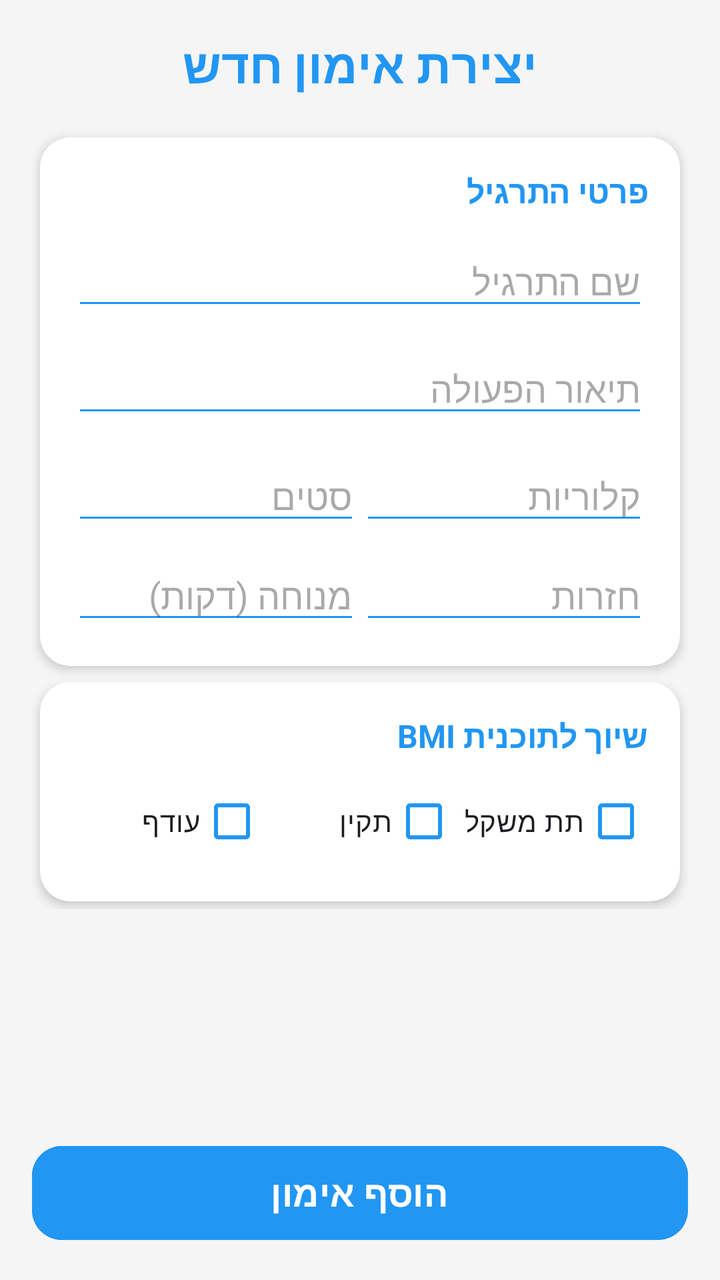
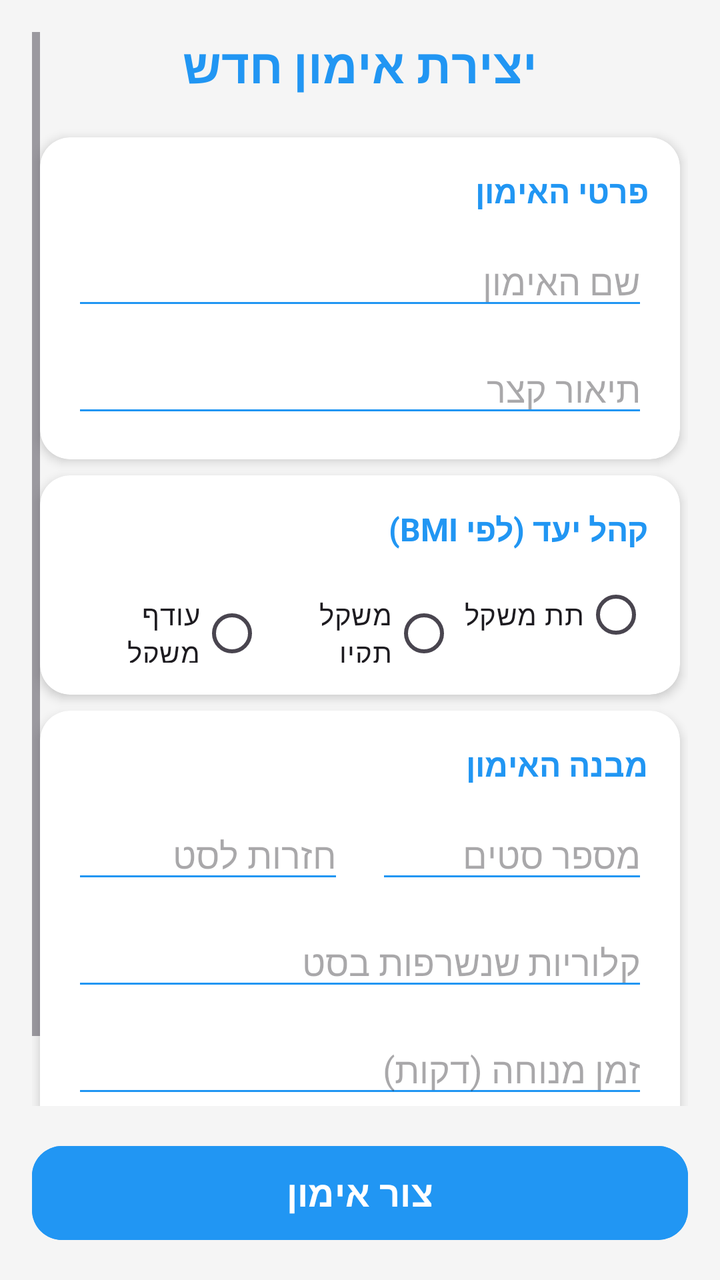

The first picture is an Android layout as it rendered before a commit; the second is the same layout after the commit. The layout source and the unified diff follow.
<!-- AndroidManifest.xml: application theme Theme.FitCoach -->
<!-- res/layout/activity_workout_creation.xml -->
<?xml version="1.0" encoding="utf-8"?>
<RelativeLayout xmlns:android="http://schemas.android.com/apk/res/android"
    xmlns:app="http://schemas.android.com/apk/res-auto"
    android:layout_width="match_parent"
    android:layout_height="match_parent"
    android:background="#F5F5F5"
    android:layoutDirection="rtl">

    <ScrollView
        android:layout_width="match_parent"
        android:layout_height="match_parent"
        android:layout_above="@id/btn_add_workout"
        android:padding="16dp"
        android:clipToPadding="false">

        <LinearLayout
            android:layout_width="match_parent"
            android:layout_height="wrap_content"
            android:orientation="vertical">

            <TextView
                android:layout_width="wrap_content"
                android:layout_height="wrap_content"
                android:text="יצירת אימון חדש"
                android:textColor="#2196F3"
                android:textSize="24sp"
                android:textStyle="bold"
                android:layout_gravity="center"
                android:layout_marginBottom="16dp"/>

            <androidx.cardview.widget.CardView
                android:layout_width="match_parent"
                android:layout_height="wrap_content"
                android:layout_margin="4dp"
                app:cardCornerRadius="15dp"
                app:cardElevation="3dp">

                <LinearLayout
                    android:layout_width="match_parent"
                    android:layout_height="wrap_content"
                    android:orientation="vertical"
                    android:padding="16dp">

                    <TextView
                        android:layout_width="wrap_content"
                        android:layout_height="wrap_content"
                        android:text="פרטי התרגיל"
                        android:textStyle="bold"
                        android:textSize="16sp"
                        android:textColor="#2196F3"
                        android:layout_marginBottom="12dp"/>

                    <EditText android:id="@+id/et_name" android:layout_width="match_parent" android:layout_height="wrap_content" android:hint="שם התרגיל" android:backgroundTint="#2196F3" android:layout_marginBottom="12dp"/>
                    <EditText android:id="@+id/et_desc" android:layout_width="match_parent" android:layout_height="wrap_content" android:hint="תיאור הפעולה" android:backgroundTint="#2196F3" android:layout_marginBottom="12dp"/>

                    <LinearLayout android:layout_width="match_parent" android:layout_height="wrap_content" android:orientation="horizontal">
                        <EditText android:id="@+id/et_cal" android:layout_width="0dp" android:layout_height="wrap_content" android:layout_weight="1" android:hint="קלוריות" android:inputType="number" android:backgroundTint="#2196F3"/>
                        <EditText android:id="@+id/et_sets" android:layout_width="0dp" android:layout_height="wrap_content" android:layout_weight="1" android:hint="סטים" android:inputType="number" android:backgroundTint="#2196F3"/>
                    </LinearLayout>

                    <LinearLayout android:layout_width="match_parent" android:layout_height="wrap_content" android:orientation="horizontal" android:layout_marginTop="8dp">
                        <EditText android:id="@+id/et_reps" android:layout_width="0dp" android:layout_height="wrap_content" android:layout_weight="1" android:hint="חזרות" android:inputType="number" android:backgroundTint="#2196F3"/>
                        <EditText android:id="@+id/et_rest" android:layout_width="0dp" android:layout_height="wrap_content" android:layout_weight="1" android:hint="מנוחה (דקות)" android:inputType="numberDecimal" android:backgroundTint="#2196F3"/>
                    </LinearLayout>
                </LinearLayout>
            </androidx.cardview.widget.CardView>

            <androidx.cardview.widget.CardView
                android:layout_width="match_parent"
                android:layout_height="wrap_content"
                android:layout_margin="4dp"
                android:layout_marginTop="12dp"
                app:cardCornerRadius="15dp"
                app:cardElevation="3dp">

                <LinearLayout
                    android:layout_width="match_parent"
                    android:layout_height="wrap_content"
                    android:orientation="vertical"
                    android:padding="16dp">

                    <TextView
                        android:layout_width="wrap_content"
                        android:layout_height="wrap_content"
                        android:text="שיוך לתוכנית BMI"
                        android:textStyle="bold"
                        android:textSize="16sp"
                        android:textColor="#2196F3"
                        android:layout_marginBottom="8dp"/>

                    <LinearLayout
                        android:layout_width="match_parent"
                        android:layout_height="wrap_content"
                        android:orientation="horizontal">
                        <CheckBox android:id="@+id/cb_under" android:layout_width="0dp" android:layout_height="wrap_content" android:layout_weight="1" android:text="תת משקל" android:buttonTint="#2196F3"/>
                        <CheckBox android:id="@+id/cb_normal" android:layout_width="0dp" android:layout_height="wrap_content" android:layout_weight="1" android:text="תקין" android:buttonTint="#2196F3"/>
                        <CheckBox android:id="@+id/cb_over" android:layout_width="0dp" android:layout_height="wrap_content" android:layout_weight="1" android:text="עודף" android:buttonTint="#2196F3"/>
                    </LinearLayout>
                </LinearLayout>
            </androidx.cardview.widget.CardView>
        </LinearLayout>
    </ScrollView>

    <Button
        android:id="@+id/btn_add_workout"
        android:layout_width="match_parent"
        android:layout_height="55dp"
        android:layout_alignParentBottom="true"
        android:layout_margin="16dp"
        android:text="הוסף אימון"
        android:backgroundTint="#2196F3"
        android:textColor="@android:color/white"
        android:textStyle="bold"
        android:textSize="18sp"
        app:cornerRadius="15dp"/>

</RelativeLayout>
<!-- resources referenced by this layout -->
<resources>
  <style name="Theme.FitCoach" parent="Base.Theme.FitCoach" />
  <style name="Base.Theme.FitCoach" parent="Theme.Material3.DayNight.NoActionBar">
          
          
      </style>
</resources>

<!-- the commit's change to res/layout/activity_workout_creation.xml (unified diff, before → after) -->
@@ -9,9 +9,9 @@
     <ScrollView
         android:layout_width="match_parent"
         android:layout_height="match_parent"
-        android:layout_above="@id/btn_add_workout"
-        android:padding="16dp"
-        android:clipToPadding="false">
+        android:layout_above="@+id/btn_create_workout"
+        android:clipToPadding="false"
+        android:padding="16dp">
 
         <LinearLayout
             android:layout_width="match_parent"
@@ -21,13 +21,14 @@
             <TextView
                 android:layout_width="wrap_content"
                 android:layout_height="wrap_content"
+                android:layout_gravity="center"
+                android:layout_marginBottom="16dp"
                 android:text="יצירת אימון חדש"
                 android:textColor="#2196F3"
                 android:textSize="24sp"
-                android:textStyle="bold"
-                android:layout_gravity="center"
-                android:layout_marginBottom="16dp"/>
-
+                android:textStyle="bold" />
+
+            
             <androidx.cardview.widget.CardView
                 android:layout_width="match_parent"
                 android:layout_height="wrap_content"
@@ -44,27 +45,31 @@
                     <TextView
                         android:layout_width="wrap_content"
                         android:layout_height="wrap_content"
-                        android:text="פרטי התרגיל"
-                        android:textStyle="bold"
+                        android:layout_marginBottom="12dp"
+                        android:text="פרטי האימון"
+                        android:textColor="#2196F3"
                         android:textSize="16sp"
-                        android:textColor="#2196F3"
-                        android:layout_marginBottom="12dp"/>
-
-                    <EditText android:id="@+id/et_name" android:layout_width="match_parent" android:layout_height="wrap_content" android:hint="שם התרגיל" android:backgroundTint="#2196F3" android:layout_marginBottom="12dp"/>
-                    <EditText android:id="@+id/et_desc" android:layout_width="match_parent" android:layout_height="wrap_content" android:hint="תיאור הפעולה" android:backgroundTint="#2196F3" android:layout_marginBottom="12dp"/>
-
-                    <LinearLayout android:layout_width="match_parent" android:layout_height="wrap_content" android:orientation="horizontal">
-                        <EditText android:id="@+id/et_cal" android:layout_width="0dp" android:layout_height="wrap_content" android:layout_weight="1" android:hint="קלוריות" android:inputType="number" android:backgroundTint="#2196F3"/>
-                        <EditText android:id="@+id/et_sets" android:layout_width="0dp" android:layout_height="wrap_content" android:layout_weight="1" android:hint="סטים" android:inputType="number" android:backgroundTint="#2196F3"/>
-                    </LinearLayout>
-
-                    <LinearLayout android:layout_width="match_parent" android:layout_height="wrap_content" android:orientation="horizontal" android:layout_marginTop="8dp">
-                        <EditText android:id="@+id/et_reps" android:layout_width="0dp" android:layout_height="wrap_content" android:layout_weight="1" android:hint="חזרות" android:inputType="number" android:backgroundTint="#2196F3"/>
-                        <EditText android:id="@+id/et_rest" android:layout_width="0dp" android:layout_height="wrap_content" android:layout_weight="1" android:hint="מנוחה (דקות)" android:inputType="numberDecimal" android:backgroundTint="#2196F3"/>
-                    </LinearLayout>
+                        android:textStyle="bold" />
+
+                    <EditText
+                        android:id="@+id/et_workout_name"
+                        android:layout_width="match_parent"
+                        android:layout_height="wrap_content"
+                        android:layout_marginBottom="12dp"
+                        android:backgroundTint="#2196F3"
+                        android:hint="שם האימון" />
+
+                    <EditText
+                        android:id="@+id/et_workout_description"
+                        android:layout_width="match_parent"
+                        android:layout_height="wrap_content"
+                        android:backgroundTint="#2196F3"
+                        android:hint="תיאור קצר" />
+
                 </LinearLayout>
             </androidx.cardview.widget.CardView>
 
+            
             <androidx.cardview.widget.CardView
                 android:layout_width="match_parent"
                 android:layout_height="wrap_content"
@@ -82,36 +87,129 @@
                     <TextView
                         android:layout_width="wrap_content"
                         android:layout_height="wrap_content"
-                        android:text="שיוך לתוכנית BMI"
-                        android:textStyle="bold"
+                        android:layout_marginBottom="8dp"
+                        android:text="קהל יעד (לפי BMI)"
+                        android:textColor="#2196F3"
                         android:textSize="16sp"
-                        android:textColor="#2196F3"
-                        android:layout_marginBottom="8dp"/>
-
-                    <LinearLayout
+                        android:textStyle="bold" />
+
+                    <RadioGroup
+                        android:id="@+id/rg_target_audience"
                         android:layout_width="match_parent"
                         android:layout_height="wrap_content"
                         android:orientation="horizontal">
-                        <CheckBox android:id="@+id/cb_under" android:layout_width="0dp" android:layout_height="wrap_content" android:layout_weight="1" android:text="תת משקל" android:buttonTint="#2196F3"/>
-                        <CheckBox android:id="@+id/cb_normal" android:layout_width="0dp" android:layout_height="wrap_content" android:layout_weight="1" android:text="תקין" android:buttonTint="#2196F3"/>
-                        <CheckBox android:id="@+id/cb_over" android:layout_width="0dp" android:layout_height="wrap_content" android:layout_weight="1" android:text="עודף" android:buttonTint="#2196F3"/>
-                    </LinearLayout>
+
+                        <RadioButton
+                            android:id="@+id/rb_underweight"
+                            android:layout_width="0dp"
+                            android:layout_height="wrap_content"
+                            android:layout_weight="1"
+                            android:text="תת משקל" />
+
+                        <RadioButton
+                            android:id="@+id/rb_normal_weight"
+                            android:layout_width="0dp"
+                            android:layout_height="wrap_content"
+                            android:layout_weight="1"
+                            android:text="משקל תקין" />
+
+                        <RadioButton
+                            android:id="@+id/rb_overweight"
+                            android:layout_width="0dp"
+                            android:layout_height="wrap_content"
+                            android:layout_weight="1"
+                            android:text="עודף משקל" />
+                    </RadioGroup>
+
                 </LinearLayout>
             </androidx.cardview.widget.CardView>
+
+
+            
+            <androidx.cardview.widget.CardView
+                android:layout_width="match_parent"
+                android:layout_height="wrap_content"
+                android:layout_margin="4dp"
+                android:layout_marginTop="12dp"
+                app:cardCornerRadius="15dp"
+                app:cardElevation="3dp">
+
+                <LinearLayout
+                    android:layout_width="match_parent"
+                    android:layout_height="wrap_content"
+                    android:orientation="vertical"
+                    android:padding="16dp">
+
+                    <TextView
+                        android:layout_width="wrap_content"
+                        android:layout_height="wrap_content"
+                        android:layout_marginBottom="12dp"
+                        android:text="מבנה האימון"
+                        android:textColor="#2196F3"
+                        android:textSize="16sp"
+                        android:textStyle="bold" />
+
+                    <LinearLayout
+                        android:layout_width="match_parent"
+                        android:layout_height="wrap_content"
+                        android:orientation="horizontal">
+
+                        <EditText
+                            android:id="@+id/et_sets"
+                            android:layout_width="0dp"
+                            android:layout_height="wrap_content"
+                            android:layout_marginEnd="8dp"
+                            android:layout_weight="1"
+                            android:backgroundTint="#2196F3"
+                            android:hint="מספר סטים"
+                            android:inputType="number" />
+
+                        <EditText
+                            android:id="@+id/et_reps"
+                            android:layout_width="0dp"
+                            android:layout_height="wrap_content"
+                            android:layout_marginStart="8dp"
+                            android:layout_weight="1"
+                            android:backgroundTint="#2196F3"
+                            android:hint="חזרות לסט"
+                            android:inputType="number" />
+                    </LinearLayout>
+
+                    <EditText
+                        android:id="@+id/et_calories_per_set"
+                        android:layout_width="match_parent"
+                        android:layout_height="wrap_content"
+                        android:layout_marginTop="12dp"
+                        android:backgroundTint="#2196F3"
+                        android:hint="קלוריות שנשרפות בסט"
+                        android:inputType="number" />
+
+                    <EditText
+                        android:id="@+id/et_rest_time"
+                        android:layout_width="match_parent"
+                        android:layout_height="wrap_content"
+                        android:layout_marginTop="12dp"
+                        android:backgroundTint="#2196F3"
+                        android:hint="זמן מנוחה (דקות)"
+                        android:inputType="numberDecimal" />
+
+                </LinearLayout>
+            </androidx.cardview.widget.CardView>
+
         </LinearLayout>
     </ScrollView>
 
     <Button
-        android:id="@+id/btn_add_workout"
+        android:id="@+id/btn_create_workout"
         android:layout_width="match_parent"
         android:layout_height="55dp"
         android:layout_alignParentBottom="true"
         android:layout_margin="16dp"
-        android:text="הוסף אימון"
         android:backgroundTint="#2196F3"
+        android:text="צור אימון"
         android:textColor="@android:color/white"
+        android:textSize="18sp"
         android:textStyle="bold"
-        android:textSize="18sp"
-        app:cornerRadius="15dp"/>
+        app:cornerRadius="15dp" />
 
 </RelativeLayout>
